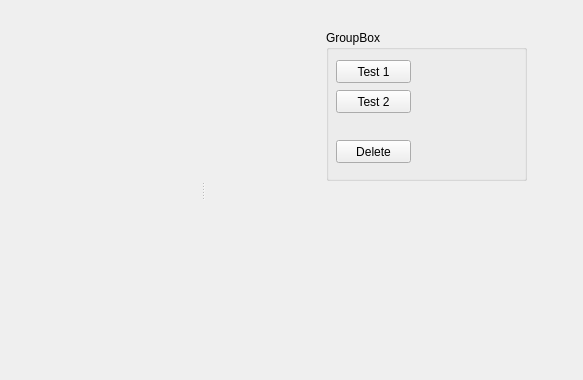
This is GraphEditorWidget/mainwindow.ui in toxa-svr/OpencvFilters as Qt 5 draws it before an edit. The edited form follows.
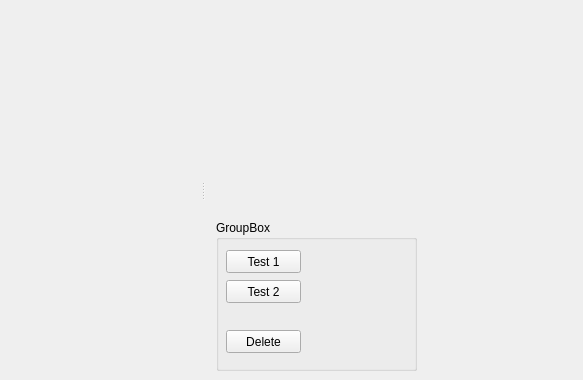
This is the edited form.

What changed in the file:
```diff
--- a/GraphEditorWidget/mainwindow.ui
+++ b/GraphEditorWidget/mainwindow.ui
@@ -17,8 +17,8 @@
    <widget class="QGroupBox" name="groupBox">
     <property name="geometry">
      <rect>
-      <x>120</x>
-      <y>30</y>
+      <x>10</x>
+      <y>220</y>
       <width>201</width>
       <height>151</height>
      </rect>
```
